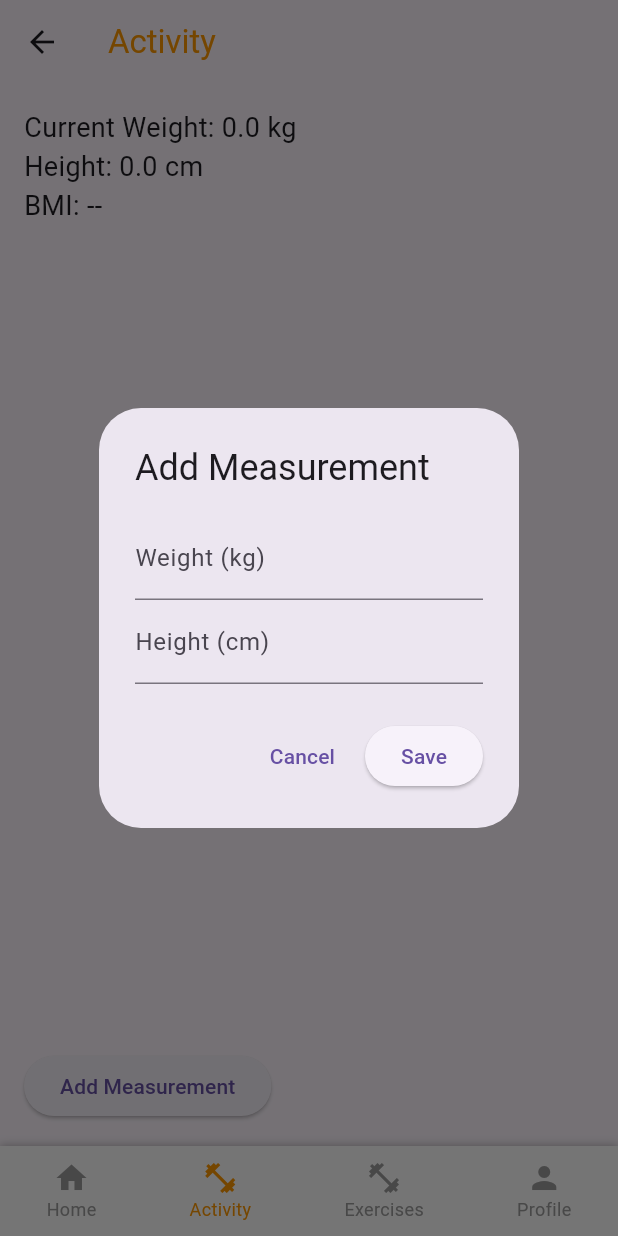
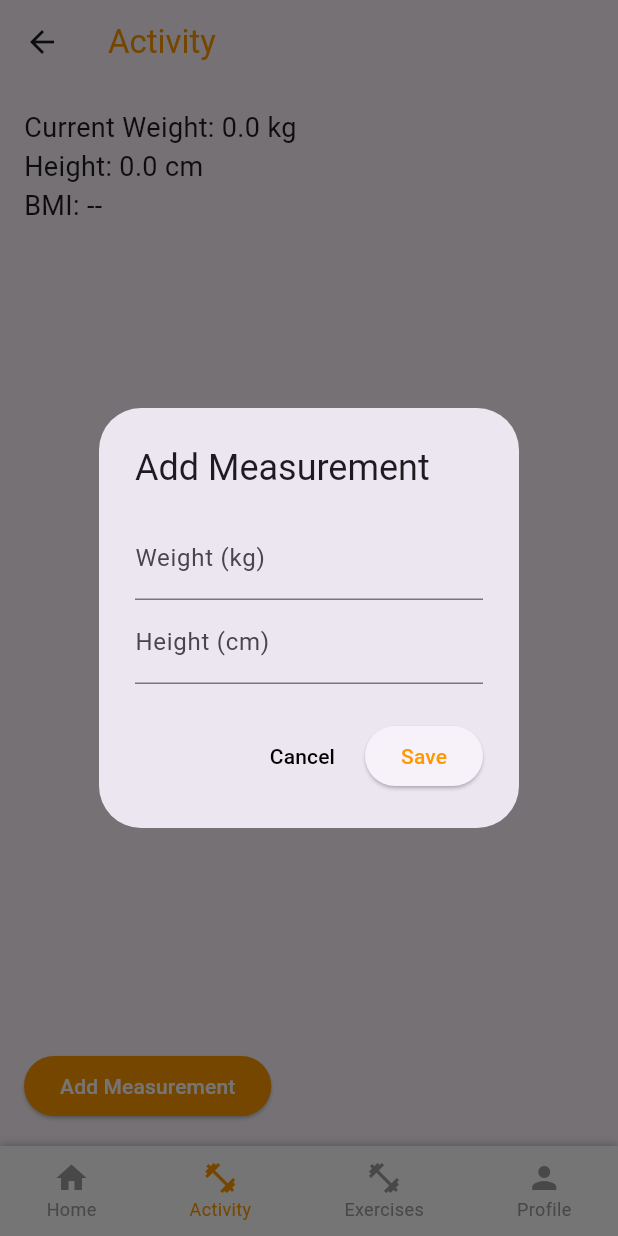
Before and after one commit to Theproxycos/pulse_gym, a Flutter app: the GymPage screen opened by its route, item 2 of the bottom bar chosen, after a tap on "Add Measurement", on a phone screen of 412 x 824 dp. Run offline on Flutter 3.47's test engine with Material 3 defaults, Android fonts, the phone set to English and light mode, and no system bars; our stand-ins replace cloud_firestore, easy_date_timeline, email_validator, firebase_core, firebase_storage, fl_chart and 2 more; accounts and stored records are empty; network calls fail.

Commit message:
normalização dos botoes e fixes no grafico de activity

```diff
--- a/lib/screens/activity_page.dart
+++ b/lib/screens/activity_page.dart
@@ -83,6 +83,28 @@ class _BodyMeasurementsPageState extends State<BodyMeasurementsPage> {
   Widget build(BuildContext context) {
     double? bmi = _calculateBMI();
 
+    // Determine the minimum and maximum Y values based on the data
+    double minY, maxY;
+    if (weightData.isNotEmpty) {
+      if (weightData.length == 1) {
+        // Single data point: center it in the graph
+        double weightValue = weightData.first.y;
+        minY = weightValue - 10; // 10kg gap below
+        maxY = weightValue + 10; // 10kg gap above
+      } else {
+        // Multiple data points: calculate based on the data
+        double minWeight =
+            weightData.map((spot) => spot.y).reduce((a, b) => a < b ? a : b);
+        double maxWeight =
+            weightData.map((spot) => spot.y).reduce((a, b) => a > b ? a : b);
+        minY = minWeight - 10;
+        maxY = maxWeight + 10;
+      }
+    } else {
+      minY = 0;
+      maxY = 100;
+    }
+
     return Scaffold(
       appBar: AppBar(
         title: const Text(
@@ -111,14 +133,19 @@ class _BodyMeasurementsPageState extends State<BodyMeasurementsPage> {
                           titlesData: FlTitlesData(
                             leftTitles: AxisTitles(
                               sideTitles: SideTitles(
-                                showTitles: true, // Keep the left axis
+                                showTitles: true,
                                 reservedSize: 40,
                                 getTitlesWidget: (value, meta) {
-                                  return Text(
-                                    value.toStringAsFixed(0),
-                                    style: TextStyle(
-                                        color: Colors.grey, fontSize: 12),
-                                  );
+                                  // Display titles only for multiples of 5
+                                  if (value % 5 == 0) {
+                                    return Text(
+                                      value.toStringAsFixed(0),
+                                      style: TextStyle(
+                                          color: Colors.grey, fontSize: 12),
+                                    );
+                                  }
+                                  return const SizedBox
+                                      .shrink(); // Hide titles for other values
                                 },
                               ),
                             ),
@@ -127,37 +154,34 @@ class _BodyMeasurementsPageState extends State<BodyMeasurementsPage> {
                                 showTitles: true,
                                 reservedSize: 22,
                                 getTitlesWidget: (value, meta) {
-                                  if (weightDates
-                                      .asMap()
-                                      .containsKey(value.toInt())) {
+                                  // Display correct date for each x value
+                                  int index = value.toInt();
+                                  if (index >= 0 &&
+                                      index < weightDates.length) {
                                     return Padding(
                                       padding: const EdgeInsets.only(top: 8.0),
                                       child: Text(
-                                        weightDates[value
-                                            .toInt()], // Ensure correct date
+                                        weightDates[index], // Map index to date
                                         style: TextStyle(
                                             color: Colors.grey, fontSize: 12),
                                       ),
                                     );
                                   }
                                   return const SizedBox
-                                      .shrink(); // Hide incorrect labels
+                                      .shrink(); // Hide for invalid x values
                                 },
                               ),
                             ),
                             rightTitles: const AxisTitles(
-                              sideTitles: SideTitles(
-                                  showTitles: false), // Hide right labels
-                            ),
+                                sideTitles: SideTitles(showTitles: false)),
                             topTitles: const AxisTitles(
-                              sideTitles: SideTitles(
-                                  showTitles: false), // Hide top labels
-                            ),
+                                sideTitles: SideTitles(showTitles: false)),
                           ),
                           gridData: FlGridData(
                             show: true,
                             drawVerticalLine: false,
-                            horizontalInterval: 2,
+                            horizontalInterval:
+                                5, // Interval of 5 on the horizontal grid
                             getDrawingHorizontalLine: (value) => FlLine(
                               color: Colors.grey.shade800,
                               strokeWidth: 0.5,
@@ -188,20 +212,30 @@ class _BodyMeasurementsPageState extends State<BodyMeasurementsPage> {
                               ),
                             ),
                           ],
+                          minY: minY,
+                          maxY: maxY,
                         ),
-                      ))
+                      ),
+                    )
                   : const Center(child: Text("No weight data available")),
             ),
             const SizedBox(height: 20),
+
             ElevatedButton(
               onPressed: () => _showAddMeasurementDialog(),
-              child: const Text("Add Measurement"),
-            )
+              style: ElevatedButton.styleFrom(
+                backgroundColor: Colors.orange,
+              ),
+              child: const Text(
+                'Add Measurement',
+                style: TextStyle(color: Colors.white),
+              ),
+            ),
           ],
         ),
       ),
       bottomNavigationBar: CustomBottomNavBar(
-        currentIndex: 1, // Update based on your navigation index
+        currentIndex: 1,
         currentRoute: 'BodyMeasurements',
         userId: widget.userId,
       ),
@@ -232,7 +266,7 @@ class _BodyMeasurementsPageState extends State<BodyMeasurementsPage> {
           ),
           actions: [
             TextButton(
-                onPressed: () => Navigator.pop(context), child: Text("Cancel")),
+                onPressed: () => Navigator.pop(context), child: Text("Cancel", style: TextStyle(color: Colors.black))),
             ElevatedButton(
               onPressed: () {
                 double? newWeight = double.tryParse(weightController.text);
@@ -242,7 +276,7 @@ class _BodyMeasurementsPageState extends State<BodyMeasurementsPage> {
                 }
                 Navigator.pop(context);
               },
-              child: Text("Save"),
+              child: Text("Save", style: TextStyle(color: Colors.orange)),
             )
           ],
         );
--- a/lib/screens/all_exercises.dart
+++ b/lib/screens/all_exercises.dart
@@ -231,19 +231,19 @@ class _GymPageState extends State<GymPage> {
                             applyFilters();
                           });
                         },
-                        child: Text("All"),
+                        child: Text("All", style: TextStyle(color: Colors.orange)),
                       ),
                       SizedBox(width: 10),
                       // Filtro de grupos musculares
                       ElevatedButton(
                         onPressed: showBodyPartsFilter,
-                        child: Text("Muscle Parts"),
+                        child: Text("Muscle Parts",style: TextStyle(color: Colors.orange)),
                       ),
                       SizedBox(width: 10),
                       // Filtro de equipamentos
                       ElevatedButton(
                         onPressed: showEquipmentFilter,
-                        child: Text("Equipments"),
+                        child: Text("Equipments",style: TextStyle(color: Colors.orange)),
                       ),
                     ],
                   ),
--- a/lib/screens/login.dart
+++ b/lib/screens/login.dart
@@ -161,7 +161,7 @@ class _LoginFormState extends State<LoginForm> {
             child: ElevatedButton(
               onPressed: () => _login(context),
               style: ElevatedButton.styleFrom(
-                backgroundColor: Colors.lightBlue,
+                backgroundColor: Colors.orange,
               ),
               child: const Text(
                 'Log in',
--- a/lib/screens/register_page.dart
+++ b/lib/screens/register_page.dart
@@ -221,7 +221,7 @@ class _RegisterPageState extends State<RegisterPage> {
                 style: ElevatedButton.styleFrom(
                   padding:
                       const EdgeInsets.symmetric(horizontal: 50, vertical: 10),
-                  backgroundColor: Colors.blue,
+                  backgroundColor: Colors.orange,
                   shape: RoundedRectangleBorder(
                     borderRadius: BorderRadius.circular(8),
                   ),
```
Also changed, not shown: lib/screens/WorkoutDetailPage.dart (+8 -3 lines).
